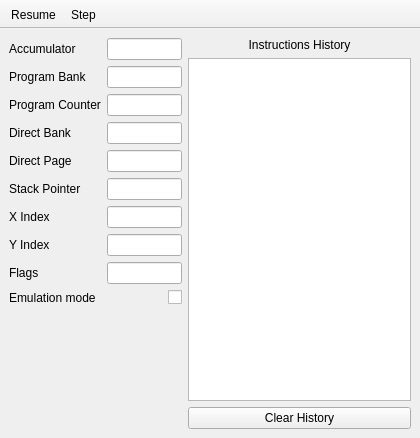
First picture: the form in ui/cpu.ui, repository zoriya/ComSquare, before the edit.
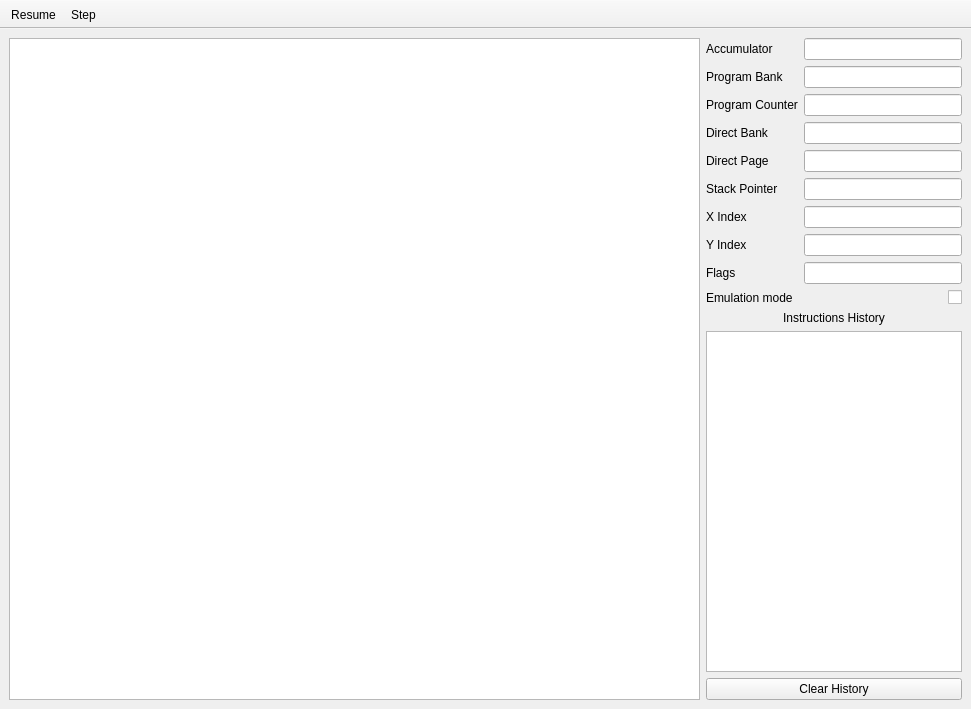
Second picture: the form after the edit. Icons and pictures are not drawn.

Commit message: Making the debugger spawn on invalid rom exceptions (invalid address access, invalid opcode...) & starting the dissasembly view

```diff
--- a/ui/cpu.ui
+++ b/ui/cpu.ui
@@ -6,8 +6,8 @@
    <rect>
     <x>0</x>
     <y>0</y>
-    <width>420</width>
-    <height>438</height>
+    <width>971</width>
+    <height>709</height>
    </rect>
   </property>
   <property name="windowTitle">
@@ -21,28 +21,18 @@
    <bool>false</bool>
   </property>
   <widget class="QWidget" name="centralwidget">
-   <layout class="QGridLayout" name="gridLayout">
+   <layout class="QGridLayout" name="gridLayout_2">
+    <item row="0" column="0" rowspan="2">
+     <widget class="QTableView" name="dissasembly">
+      <property name="sizePolicy">
+       <sizepolicy hsizetype="Expanding" vsizetype="Expanding">
+        <horstretch>1</horstretch>
+        <verstretch>0</verstretch>
+       </sizepolicy>
+      </property>
+     </widget>
+    </item>
     <item row="0" column="1">
-     <widget class="QLabel" name="loggerLabel">
-      <property name="text">
-       <string>Instructions History</string>
-      </property>
-      <property name="alignment">
-       <set>Qt::AlignCenter</set>
-      </property>
-     </widget>
-    </item>
-    <item row="1" column="1">
-     <widget class="QTextBrowser" name="logger"/>
-    </item>
-    <item row="2" column="1">
-     <widget class="QPushButton" name="clear">
-      <property name="text">
-       <string>Clear History</string>
-      </property>
-     </widget>
-    </item>
-    <item row="0" column="0" rowspan="3">
      <layout class="QFormLayout" name="formLayout">
       <item row="0" column="0">
        <widget class="QLabel" name="accumulatorLabel">
@@ -150,10 +140,37 @@
         <property name="layoutDirection">
          <enum>Qt::RightToLeft</enum>
         </property>
+        <property name="checkable">
+         <bool>false</bool>
+        </property>
        </widget>
       </item>
      </layout>
     </item>
+    <item row="1" column="1">
+     <layout class="QGridLayout" name="gridLayout">
+      <item row="2" column="0">
+       <widget class="QPushButton" name="clear">
+        <property name="text">
+         <string>Clear History</string>
+        </property>
+       </widget>
+      </item>
+      <item row="0" column="0">
+       <widget class="QLabel" name="loggerLabel">
+        <property name="text">
+         <string>Instructions History</string>
+        </property>
+        <property name="alignment">
+         <set>Qt::AlignCenter</set>
+        </property>
+       </widget>
+      </item>
+      <item row="1" column="0">
+       <widget class="QTextBrowser" name="logger"/>
+      </item>
+     </layout>
+    </item>
    </layout>
   </widget>
   <widget class="QToolBar" name="toolBar">
```
The commit also changes 4 other files.
